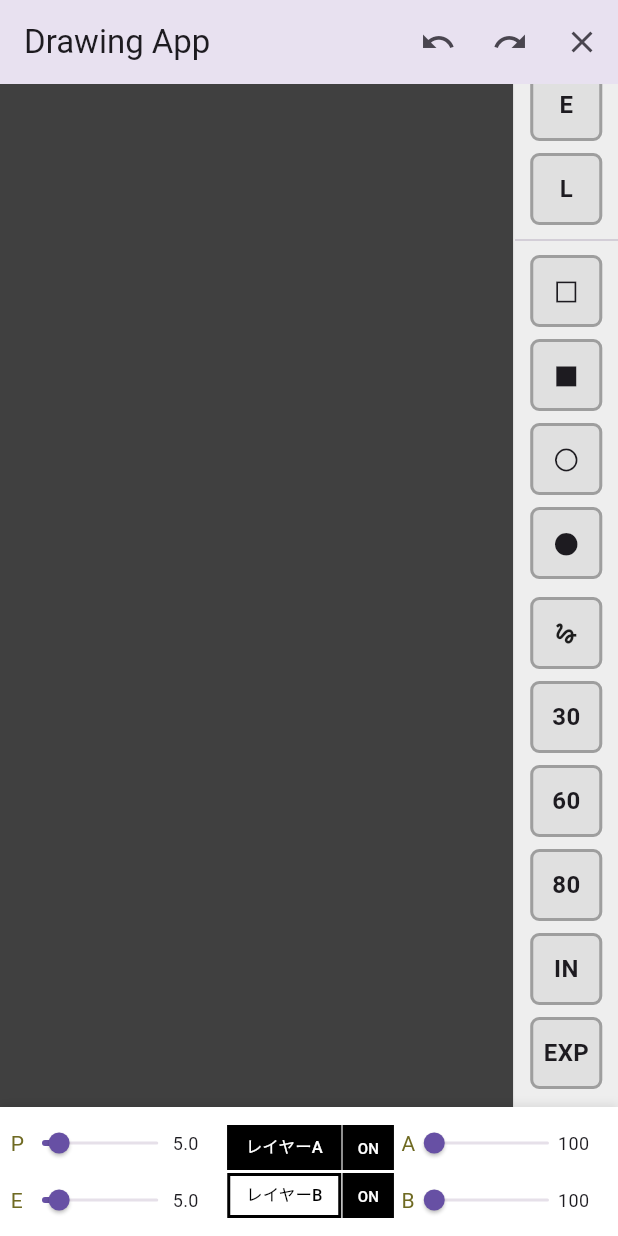
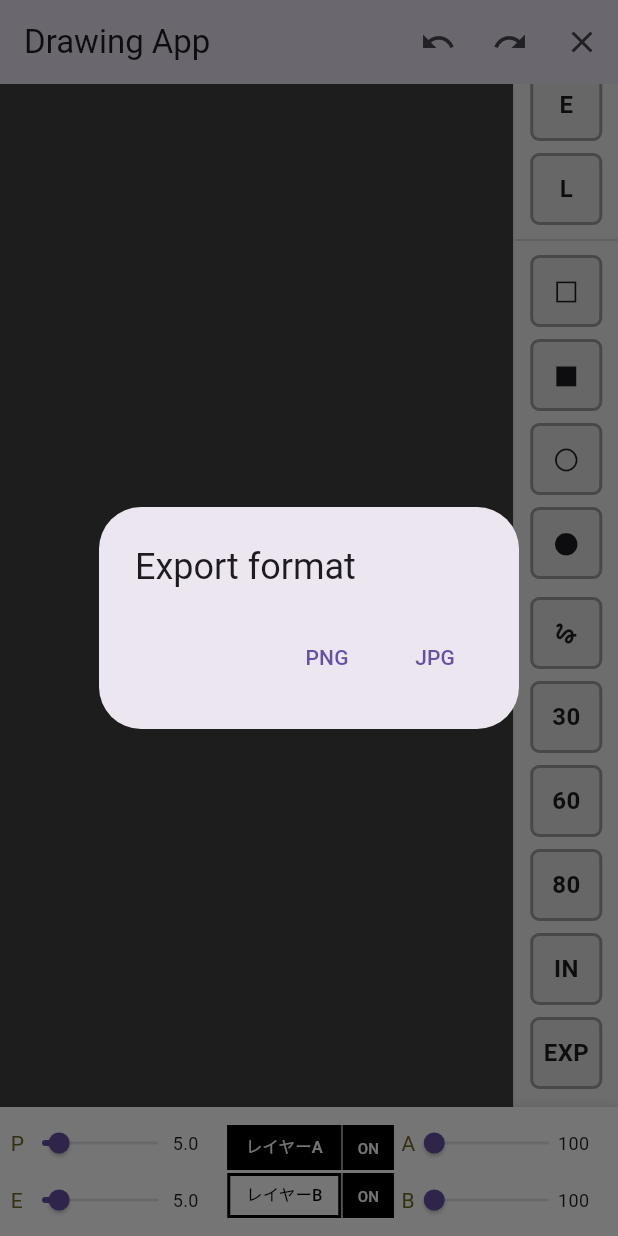
Before and after one commit to taksub-coder/flpaint, a Flutter app: the screen it shows after launch, scrolled down 134 dp, after a tap on "EXP", on a phone screen of 412 x 824 dp. Run offline on Flutter 3.47's test engine with Material 3 defaults, Android fonts, the phone set to English and light mode, and no system bars; missing offline and left inert: file_selector, flutter_file_dialog, window_manager.

Commit message:
fix: stabilize export format handling and lasso handles

```diff
--- a/lib/providers/drawing_provider.dart
+++ b/lib/providers/drawing_provider.dart
@@ -199,24 +199,28 @@ class DrawingProvider extends ChangeNotifier {
     notifyListeners();
   }
 
-  Future<void> exportImageFromDialog() async {
-    final ui.Image merged = await _renderExportImage(_ioCanvasSize);
-
+  Future<void> exportImageFromDialog({BuildContext? context}) async {
     if (Platform.isAndroid) {
+      final bool exportJpeg = await _selectAndroidExportIsJpeg(context);
+      final ui.Image merged = await _renderExportImage(_ioCanvasSize);
       final Uint8List? encoded = await _encodeExportImage(
         merged,
-        exportJpeg: false,
+        exportJpeg: exportJpeg,
       );
       if (encoded == null) return;
       await FlutterFileDialog.saveFile(
         params: SaveFileDialogParams(
           data: encoded,
-          fileName: 'flpaint.png',
-          mimeTypesFilter: const ['image/png', 'image/jpeg'],
+          fileName: exportJpeg ? 'flpaint.jpg' : 'flpaint.png',
+          mimeTypesFilter: [
+            exportJpeg ? 'image/jpeg' : 'image/png',
+          ],
         ),
       );
       return;
     }
+
+    final ui.Image merged = await _renderExportImage(_ioCanvasSize);
 
     final FileSaveLocation? location = await getSaveLocation(
       suggestedName: 'flpaint.png',
@@ -242,6 +246,29 @@ class DrawingProvider extends ChangeNotifier {
     );
     if (encoded == null) return;
     await File(savePath).writeAsBytes(encoded, flush: true);
+  }
+
+  Future<bool> _selectAndroidExportIsJpeg(BuildContext? context) async {
+    if (context == null) return false;
+    final bool? exportJpeg = await showDialog<bool>(
+      context: context,
+      builder: (dialogContext) {
+        return AlertDialog(
+          title: const Text('Export format'),
+          actions: [
+            TextButton(
+              onPressed: () => Navigator.of(dialogContext).pop(false),
+              child: const Text('PNG'),
+            ),
+            TextButton(
+              onPressed: () => Navigator.of(dialogContext).pop(true),
+              child: const Text('JPG'),
+            ),
+          ],
+        );
+      },
+    );
+    return exportJpeg ?? false;
   }
 
   Future<ui.Image> _fitImportedImageToCanvas(ui.Image source, Size canvasSize) async {
@@ -345,7 +372,10 @@ class DrawingProvider extends ChangeNotifier {
       numChannels: 4,
       order: img.ChannelOrder.rgba,
     );
-    final jpegBytes = img.encodeJpg(converted, quality: 95);
+    final whiteBackground = img.Image(width: image.width, height: image.height);
+    img.fill(whiteBackground, color: img.ColorRgb8(255, 255, 255));
+    img.compositeImage(whiteBackground, converted);
+    final jpegBytes = img.encodeJpg(whiteBackground, quality: 95);
     return Uint8List.fromList(jpegBytes);
   }
 
--- a/lib/widgets/tool_sidebar.dart
+++ b/lib/widgets/tool_sidebar.dart
@@ -115,7 +115,7 @@ class ToolSidebar extends StatelessWidget {
                   label: 'EXP',
                   tooltip: 'Export image',
                   selected: false,
-                  onTap: () => drawing.exportImageFromDialog(),
+                  onTap: () => drawing.exportImageFromDialog(context: context),
                 ),
               ],
             ),
```
Also changed, not shown: lib/widgets/drawing_canvas.dart (+9 -2 lines).
